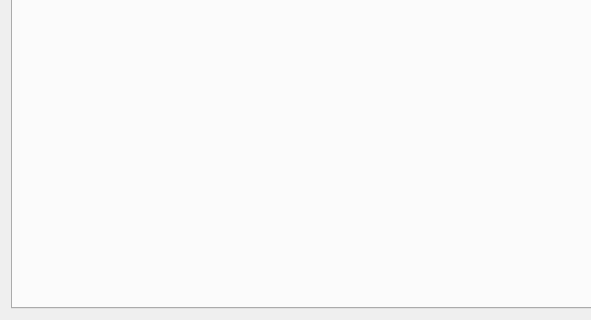
The window that sources/ui/configpage/generalconfigurationpage.ui (qelectrotech/qelectrotech-source-mirror) describes before a commit, drawn with Qt 5; both pictures show x 0 to 591 and y 250 to 570 of the 955 by 570 pixel window.
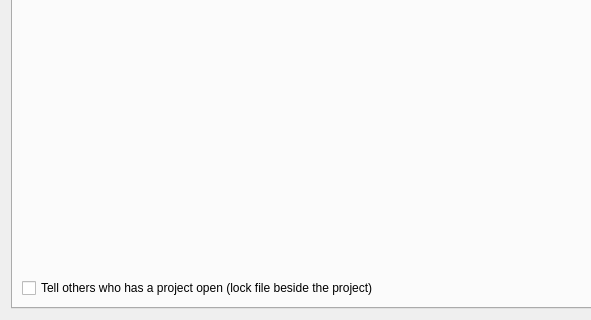
The same window after the commit. The open tabs and pages were chosen to show the change. Custom widgets are drawn as their Qt base class.

Commit message: Tell a second person who has a project open, and open it read-only

```diff
--- a/sources/ui/configpage/generalconfigurationpage.ui
+++ b/sources/ui/configpage/generalconfigurationpage.ui
@@ -337,6 +337,16 @@
          </property>
         </widget>
        </item>
+       <item row="8" column="0">
+        <widget class="QCheckBox" name="m_project_lock">
+         <property name="toolTip">
+          <string>A small hidden file beside the project says who has it open. Someone else opening it is told, and can open it read-only. Turn this off if your shared drive does not cope with it.</string>
+         </property>
+         <property name="text">
+          <string>Tell others who has a project open (lock file beside the project)</string>
+         </property>
+        </widget>
+       </item>
        <item row="0" column="0">
         <widget class="QCheckBox" name="m_save_label_paste">
          <property name="text">
```
Left out of the diff: 1 changed line with no effect on the pictures. The commit also changes 16 other files.
